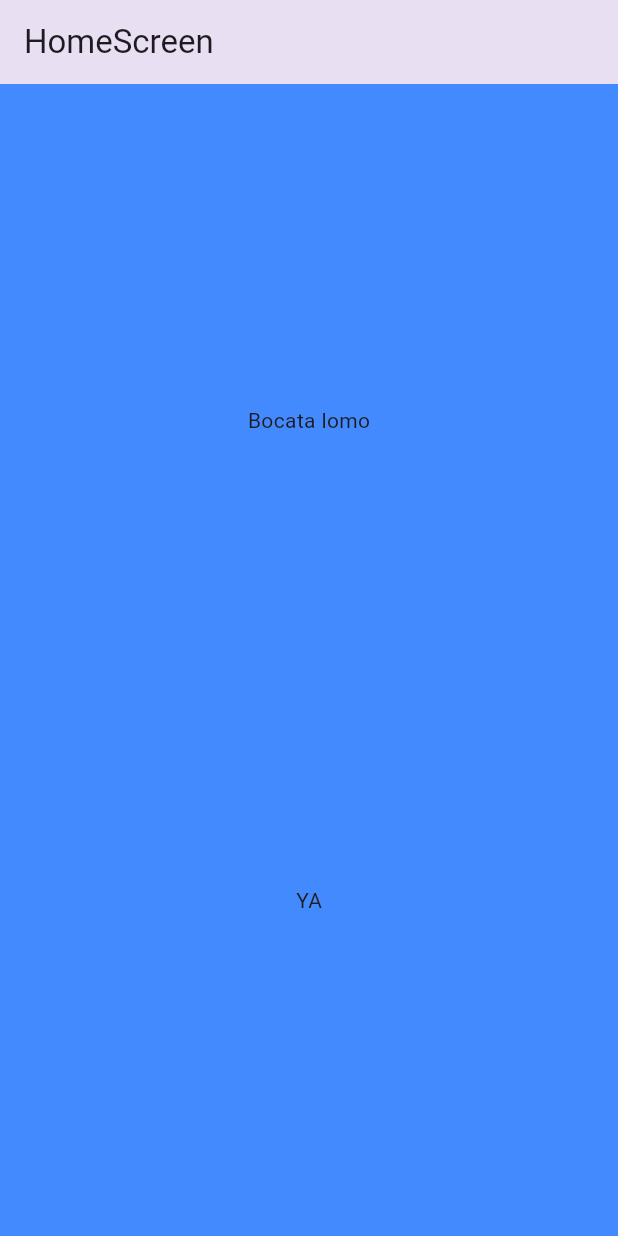
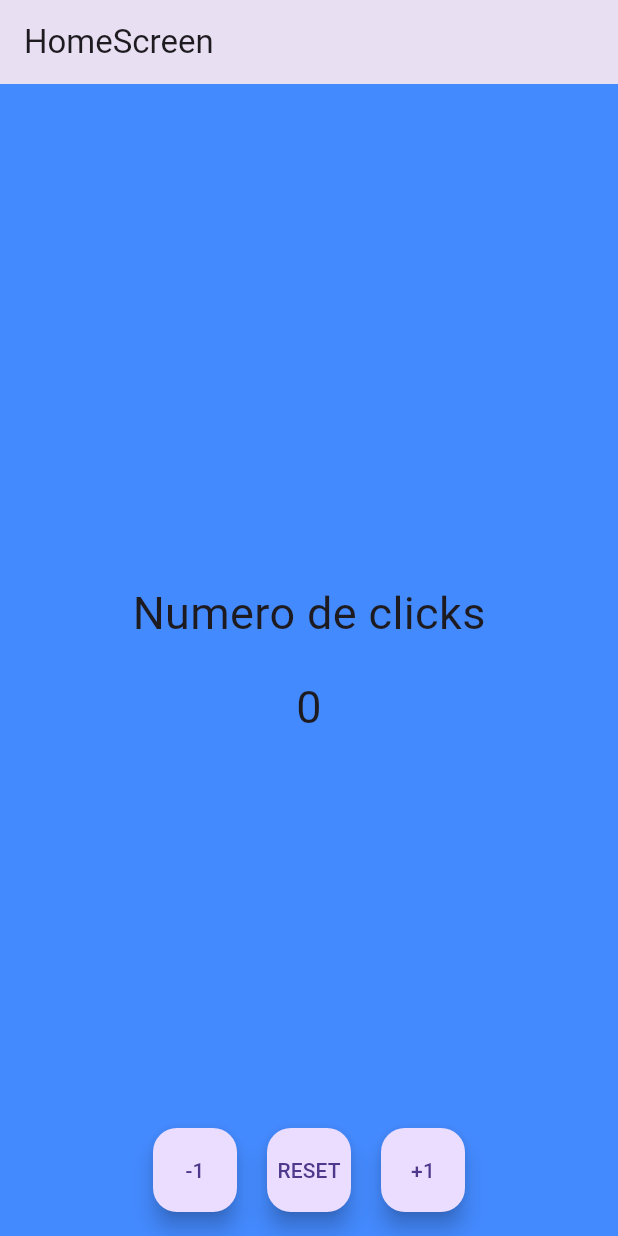
Before and after one commit to Nour-MSJ/fl_contador_app, a Flutter app: the screen it shows after launch, on a phone screen of 412 x 824 dp. Run offline on Flutter 3.47's test engine with Material 3 defaults, Android fonts, the phone set to English and light mode, and no system bars.

Commit message:
Segundo Commit - 3 Botones + 0 -

```diff
--- a/lib/home_screen.dart
+++ b/lib/home_screen.dart
@@ -1,23 +1,89 @@
 import 'package:flutter/material.dart';
 
-class HomeScreen extends StatelessWidget {
+class HomeScreen extends StatefulWidget {
   const HomeScreen({super.key});
 
   @override
+  State<HomeScreen> createState() => _HomeScreenState();
+}
+
+class _HomeScreenState extends State<HomeScreen> {
+  int contador = 0;
+
+  void incrementar() {
+    contador++;
+    setState(() {});
+  }
+
+  void decrementar() {
+    contador--;
+    setState(() {});
+  }
+
+  void reset() {
+    contador = 0;
+    setState(() {});
+  }
+
+  @override
   Widget build(BuildContext context) {
+    const tamano30 = TextStyle(fontSize: 30);
+
     return Scaffold(
       backgroundColor: Colors.blueAccent,
       appBar: AppBar(title: Text('HomeScreen'), elevation: 50.0),
       body: Center(
-        child: const Column(
+        child: Column(
           mainAxisAlignment: MainAxisAlignment.center,
           children: <Widget>[
-            Text('Bocata lomo'),
-            SizedBox(height: 300.0, width: 300.0),
-            Text('YA'),
+            Text('Numero de clicks', style: tamano30),
+            SizedBox(height: 20),
+            Text('$contador', style: tamano30),
           ],
         ),
+      ),
+      floatingActionButtonLocation: FloatingActionButtonLocation.centerFloat,
+      floatingActionButton: CustomFloatingActionButtom(
+        incrementarFn: incrementar,
+        decrementarFn: decrementar,
+        resetFn: reset,
       ),
     );
   }
 }
+
+class CustomFloatingActionButtom extends StatelessWidget {
+  final Function incrementarFn;
+  final Function decrementarFn;
+  final Function resetFn;
+
+  const CustomFloatingActionButtom({
+    super.key,
+    required this.incrementarFn,
+    required this.resetFn,
+    required this.decrementarFn,
+  });
+
+  @override
+  Widget build(BuildContext context) {
+    return Row(
+      mainAxisAlignment: MainAxisAlignment.center,
+      children: [
+        FloatingActionButton(
+          child: const Text('-1'),
+          onPressed: () => decrementarFn(),
+        ),
+        const SizedBox(width: 20),
+        FloatingActionButton(
+          child: const Text('RESET'),
+          onPressed: () => resetFn(),
+        ),
+        const SizedBox(width: 20),
+        FloatingActionButton(
+          child: const Text('+1'),
+          onPressed: () => incrementarFn(),
+        ),
+      ],
+    );
+  }
+}
```
